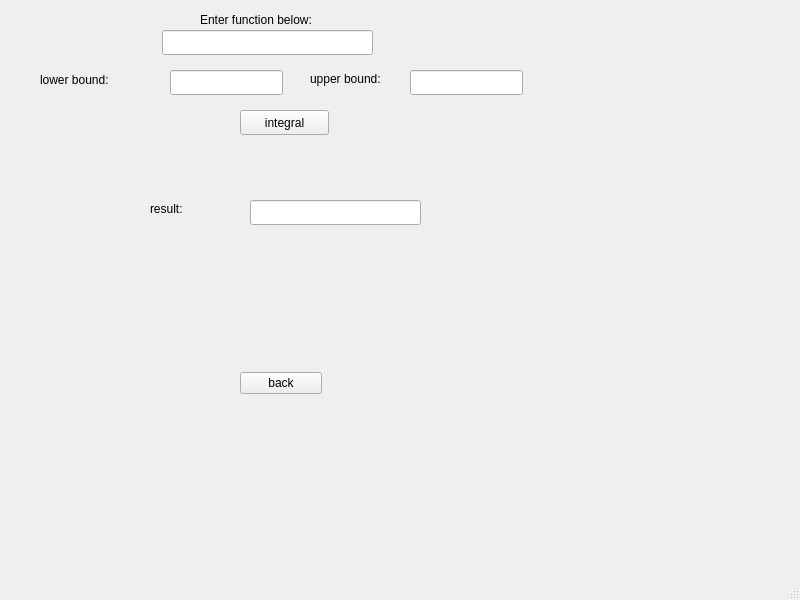
Old version of the form src/geek-calculator/mainwindow.ui in the repository Jelena-Zivovic/RS014-geek-calculator.
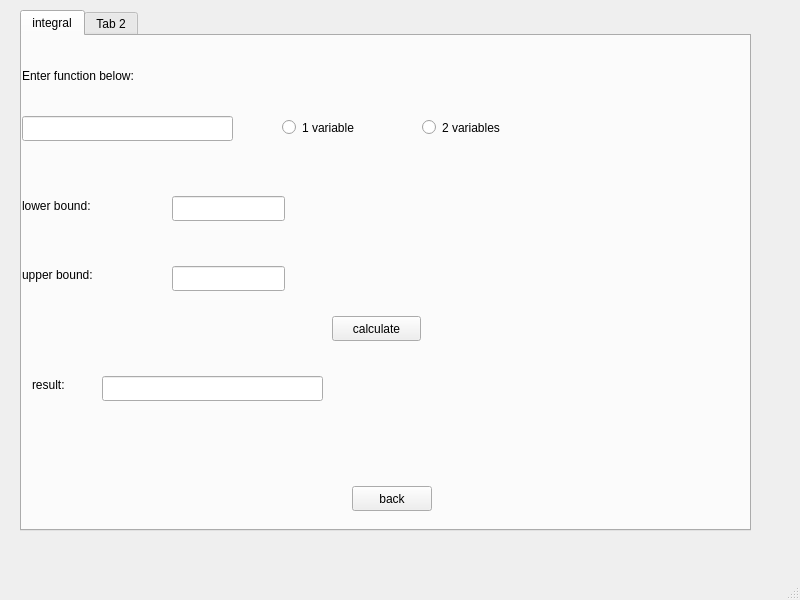
New version of the form. The open tabs and pages were chosen to show the change.

Commit message: added tab widget in function section

Diff of the .ui file:
```diff
--- a/src/geek-calculator/mainwindow.ui
+++ b/src/geek-calculator/mainwindow.ui
@@ -474,30 +474,27 @@
      </widget>
     </widget>
     <widget class="QWidget" name="functionsPage">
-     <widget class="QWidget" name="verticalLayoutWidget">
+     <widget class="QTabWidget" name="functionsTab">
       <property name="geometry">
        <rect>
-        <x>220</x>
-        <y>360</y>
-        <width>82</width>
-        <height>27</height>
+        <x>0</x>
+        <y>0</y>
+        <width>731</width>
+        <height>521</height>
        </rect>
       </property>
-      <layout class="QVBoxLayout" name="verticalLayout_2">
-       <item>
-        <widget class="QPushButton" name="goBackToMainPage2">
-         <property name="text">
-          <string>back</string>
-         </property>
-        </widget>
-       </item>
-      </layout>
-     </widget>
+      <widget class="QWidget" name="tab">
+       <property name="layoutDirection">
+        <enum>Qt::LeftToRight</enum>
+       </property>
+       <attribute name="title">
+        <string>integral</string>
+       </attribute>
      <widget class="QLabel" name="enterFunctionLabel">
       <property name="geometry">
        <rect>
-        <x>180</x>
-        <y>0</y>
+          <x>0</x>
+          <y>30</y>
         <width>201</width>
         <height>20</height>
        </rect>
@@ -518,74 +515,44 @@
      <widget class="QLineEdit" name="enteredFunctionLineEdit">
       <property name="geometry">
        <rect>
-        <x>142</x>
-        <y>20</y>
+          <x>0</x>
+          <y>80</y>
         <width>211</width>
         <height>25</height>
        </rect>
       </property>
      </widget>
-     <widget class="QPushButton" name="integralValueFunction">
+       <widget class="QRadioButton" name="oneVariableRadioButton">
       <property name="geometry">
        <rect>
-        <x>220</x>
-        <y>100</y>
-        <width>89</width>
-        <height>25</height>
+          <x>260</x>
+          <y>80</y>
+          <width>112</width>
+          <height>23</height>
        </rect>
       </property>
       <property name="text">
-       <string>integral</string>
-      </property>
-     </widget>
-     <widget class="QLineEdit" name="resultLineEdit">
+         <string>1 variable</string>
+        </property>
+       </widget>
+       <widget class="QRadioButton" name="twoVariablesRadioButton">
       <property name="geometry">
        <rect>
-        <x>230</x>
-        <y>190</y>
-        <width>171</width>
-        <height>25</height>
-       </rect>
-      </property>
-     </widget>
-     <widget class="QLabel" name="resultLabel">
-      <property name="geometry">
-       <rect>
-        <x>130</x>
-        <y>190</y>
-        <width>67</width>
-        <height>17</height>
-       </rect>
-      </property>
+          <x>400</x>
+          <y>80</y>
+          <width>112</width>
+          <height>23</height>
+         </rect>
+        </property>
       <property name="text">
-       <string>result:</string>
-      </property>
-     </widget>
-     <widget class="QLineEdit" name="lowerBoundLineEdit">
+         <string>2 variables</string>
+        </property>
+       </widget>
+       <widget class="QLabel" name="loweBoundLabel">
       <property name="geometry">
        <rect>
-        <x>150</x>
-        <y>60</y>
-        <width>113</width>
-        <height>25</height>
-       </rect>
-      </property>
-     </widget>
-     <widget class="QLineEdit" name="upperBoundLineEdit">
-      <property name="geometry">
-       <rect>
-        <x>390</x>
-        <y>60</y>
-        <width>113</width>
-        <height>25</height>
-       </rect>
-      </property>
-     </widget>
-     <widget class="QLabel" name="label">
-      <property name="geometry">
-       <rect>
-        <x>20</x>
-        <y>60</y>
+          <x>0</x>
+          <y>160</y>
         <width>111</width>
         <height>20</height>
        </rect>
@@ -594,11 +561,21 @@
        <string>lower bound:</string>
       </property>
      </widget>
-     <widget class="QLabel" name="label_2">
+       <widget class="QLineEdit" name="lowerBoundLineEdit">
       <property name="geometry">
        <rect>
-        <x>290</x>
-        <y>60</y>
+          <x>150</x>
+          <y>160</y>
+          <width>113</width>
+          <height>25</height>
+         </rect>
+        </property>
+       </widget>
+       <widget class="QLabel" name="upperBoundLabel">
+        <property name="geometry">
+         <rect>
+          <x>0</x>
+          <y>230</y>
         <width>91</width>
         <height>17</height>
        </rect>
@@ -606,6 +583,72 @@
       <property name="text">
        <string>upper bound:</string>
       </property>
+       </widget>
+       <widget class="QLineEdit" name="upperBoundLineEdit">
+        <property name="geometry">
+         <rect>
+          <x>150</x>
+          <y>230</y>
+          <width>113</width>
+          <height>25</height>
+         </rect>
+        </property>
+       </widget>
+       <widget class="QPushButton" name="integralValueFunction">
+        <property name="geometry">
+         <rect>
+          <x>310</x>
+          <y>280</y>
+          <width>89</width>
+          <height>25</height>
+         </rect>
+        </property>
+        <property name="text">
+         <string>calculate</string>
+        </property>
+       </widget>
+       <widget class="QLabel" name="resultLabel">
+        <property name="geometry">
+         <rect>
+          <x>10</x>
+          <y>340</y>
+          <width>67</width>
+          <height>17</height>
+         </rect>
+        </property>
+        <property name="text">
+         <string>result:</string>
+        </property>
+       </widget>
+       <widget class="QLineEdit" name="resultLineEdit">
+        <property name="geometry">
+         <rect>
+          <x>80</x>
+          <y>340</y>
+          <width>221</width>
+          <height>25</height>
+         </rect>
+        </property>
+       </widget>
+       <widget class="QPushButton" name="goBackToMainPage2">
+        <property name="geometry">
+         <rect>
+          <x>330</x>
+          <y>450</y>
+          <width>80</width>
+          <height>25</height>
+         </rect>
+        </property>
+        <property name="text">
+         <string>back</string>
+        </property>
+       </widget>
+      </widget>
+      <widget class="QWidget" name="tab_2">
+       <attribute name="title">
+        <string>Tab 2</string>
+       </attribute>
+      </widget>
      </widget>
     </widget>
    </widget>
```
Left out of the diff: 2 changed lines with no effect on the pictures. Lines whose indentation alone changed are shown as unchanged. The commit also changes 3 other files.
